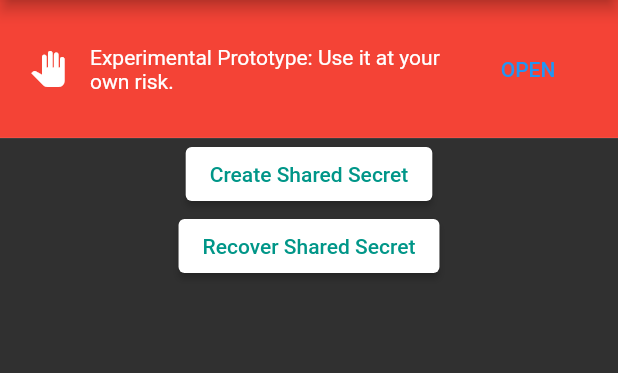
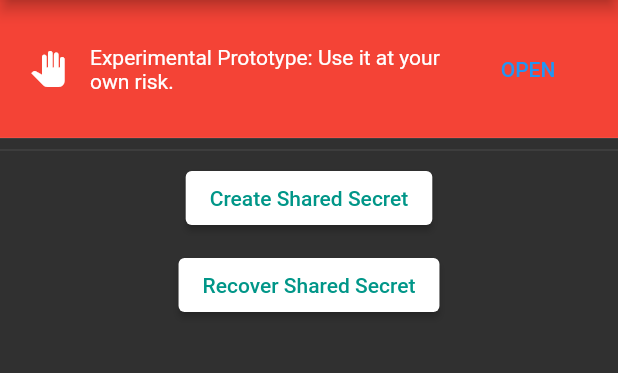
Before and after one commit to ethicnology/subterfuge, a Flutter app: the screen it shows after launch, on a phone screen of 412 x 824 dp, the part 84-457 px from its top. Run offline on Flutter 3.47's test engine with Material 2 defaults, Android fonts, the phone set to English and light mode, and no system bars; our stand-ins replace convert; missing offline and left inert: slip39.

Commit message:
feat: Center/Divider/SizedBox

```diff
--- a/lib/screen/home.dart
+++ b/lib/screen/home.dart
@@ -13,6 +13,7 @@ class HomeScreen extends StatelessWidget {
         body: Column(
           children: [
             const DisclaimerWidget(),
+            const Divider(),
             ElevatedButton(
               style: ElevatedButton.styleFrom(
                 primary: Colors.white,
@@ -27,6 +28,7 @@ class HomeScreen extends StatelessWidget {
               },
               child: const Text('Create Shared Secret'),
             ),
+            const SizedBox(height: 10),
             ElevatedButton(
               style: ElevatedButton.styleFrom(
                 primary: Colors.white,
```
Also changed, not shown: lib/screen/create_secret.dart (+10 -8 lines), lib/screen/recover_secret.dart (+7 -3 lines).
